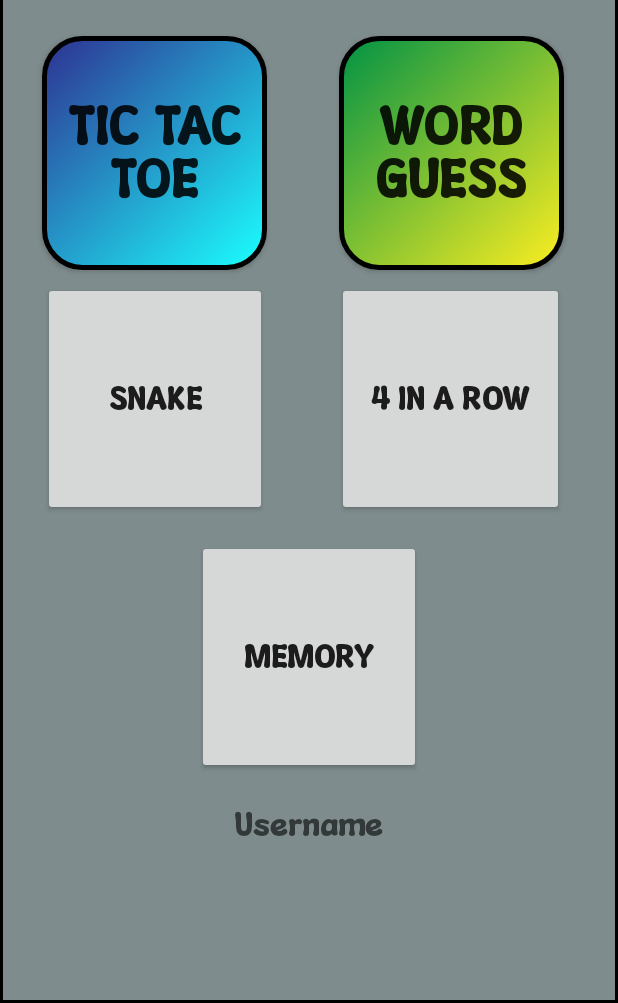
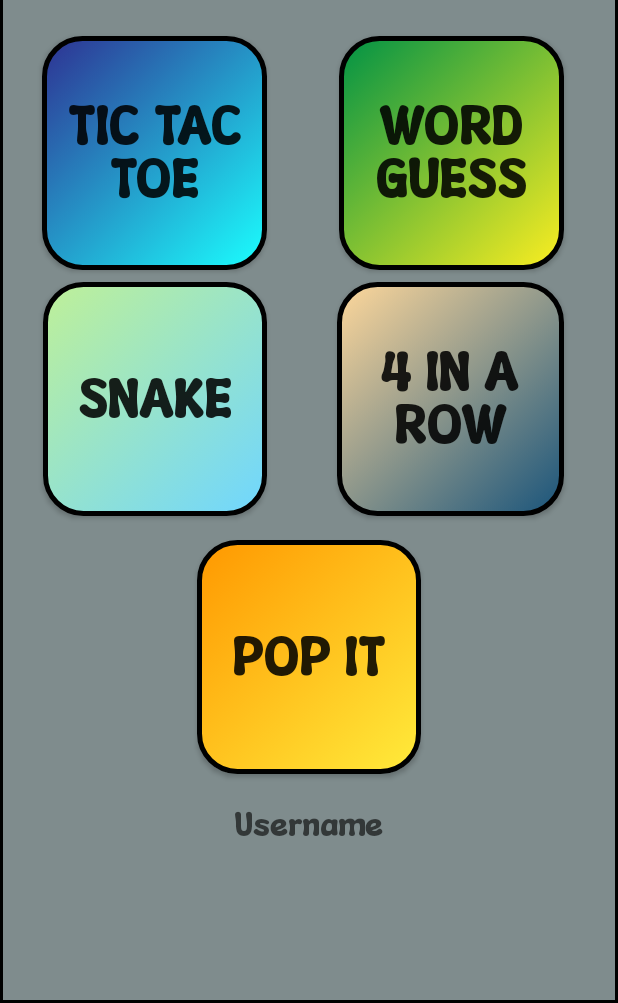
Before and after one commit to armanvalenzuela/minigamecollection.github.io, an Android app: the layout game_list.xml on its own in the app's theme, with its tools: preview values and no code run, on a phone screen of 412 x 824 dp, the part 233-1236 px from its top. Run offline under Robolectric (Android 15) with nearby library versions, the phone set to English and light mode, and no system bars.

Commit message:
Mini Game Collection

```diff
--- /dev/null
+++ b/app/src/main/res/drawable/memory_colorbutton.xml
@@ -0,0 +1,13 @@
+<?xml version="1.0" encoding="utf-8"?>
+<selector xmlns:android="http://schemas.android.com/apk/res/android">
+    <item>
+        <shape android:shape="rectangle">
+            <gradient
+                android:startColor="#ff9800 "
+                android:endColor="#ffeb3b"
+                android:angle="315"/>
+            <corners android:radius="25dp"/>
+            <stroke android:color="@color/black" android:width="3dp"/>
+        </shape>
+    </item>
+</selector>
--- /dev/null
+++ b/app/src/main/res/drawable/row_colorbutton.xml
@@ -0,0 +1,13 @@
+<?xml version="1.0" encoding="utf-8"?>
+<selector xmlns:android="http://schemas.android.com/apk/res/android">
+    <item>
+        <shape android:shape="rectangle">
+            <gradient
+                android:startColor="#ffd89b "
+                android:endColor="#19547b"
+                android:angle="315"/>
+            <corners android:radius="25dp"/>
+            <stroke android:color="@color/black" android:width="3dp"/>
+        </shape>
+    </item>
+</selector>
--- /dev/null
+++ b/app/src/main/res/drawable/snake_colorbutton.xml
@@ -0,0 +1,13 @@
+<?xml version="1.0" encoding="utf-8"?>
+<selector xmlns:android="http://schemas.android.com/apk/res/android">
+    <item>
+        <shape android:shape="rectangle">
+            <gradient
+                android:startColor="#BFF098 "
+                android:endColor="#6FD6FF"
+                android:angle="315"/>
+            <corners android:radius="25dp"/>
+            <stroke android:color="@color/black" android:width="3dp"/>
+        </shape>
+    </item>
+</selector>
--- a/app/src/main/res/layout/activity_main.xml
+++ b/app/src/main/res/layout/activity_main.xml
@@ -2,20 +2,22 @@
     xmlns:app="http://schemas.android.com/apk/res-auto"
     android:layout_width="match_parent"
     android:layout_height="match_parent"
-    android:background="@drawable/gradient"
+    android:background="@drawable/gamelist_color"
     android:orientation="vertical"
     android:layout_centerInParent="true"
+
     android:padding="16dp">
 
     <TextView
         android:id="@+id/textView"
-        android:layout_width="wrap_content"
+        android:layout_width="match_parent"
         android:layout_height="wrap_content"
         android:baselineAligned="false"
         android:fontFamily="@font/cheese"
         android:text="@string/mini_game_collection"
         android:textAlignment="center"
-        android:textColor="#f3e5ab"
+        android:textColor="@color/black"
+        android:background="@drawable/wordguess_colorbutton"
         android:textSize="35sp"
         android:textStyle="bold"
         app:layout_constraintBottom_toTopOf="@+id/usernameEditText"
@@ -31,14 +33,15 @@
         android:layout_height="wrap_content"
         android:layout_marginTop="248dp"
         android:autofillHints=""
-        android:backgroundTint="@color/white"
+
         android:fontFamily="@font/cheese"
         android:hint="@string/username"
+        android:background="@drawable/row_colorbutton"
         android:inputType="textPersonName"
         android:minHeight="48dp"
         android:textAlignment="center"
-        android:textColor="@color/white"
-        android:textColorHint="#90CAF9"
+        android:textColor="@color/black"
+        android:textColorHint="@color/black"
         android:textSize="21sp"
         app:layout_constraintBottom_toTopOf="@+id/saveButton"
         app:layout_constraintEnd_toEndOf="parent"
@@ -53,7 +56,7 @@
         android:layout_height="50dp"
         android:layout_marginStart="121dp"
         android:layout_marginEnd="124dp"
-        android:backgroundTint="#D58936"
+        android:background="@drawable/snake_colorbutton"
         android:fontFamily="@font/cheese"
         android:text="Enter"
         android:textSize="21sp"
--- a/app/src/main/res/layout/game_list.xml
+++ b/app/src/main/res/layout/game_list.xml
@@ -14,8 +14,9 @@
         android:layout_height="156dp"
         android:layout_marginTop="360dp"
         android:fontFamily="@font/cheese"
-        android:text="MEMORY"
-        android:textSize="21sp"
+        android:text="POP IT"
+        android:textSize="35sp"
+        android:background="@drawable/memory_colorbutton"
         app:layout_constraintEnd_toEndOf="parent"
         app:layout_constraintStart_toStartOf="parent"
         app:layout_constraintTop_toBottomOf="@+id/gametitle" />
@@ -28,7 +29,8 @@
         android:layout_marginTop="8dp"
         android:fontFamily="@font/cheese"
         android:text="SNAKE"
-        android:textSize="21sp"
+        android:background="@drawable/snake_colorbutton"
+        android:textSize="35sp"
         app:layout_constraintEnd_toStartOf="@+id/fourinrowButton"
         app:layout_constraintHorizontal_bias="0.017"
         app:layout_constraintStart_toStartOf="parent"
@@ -90,7 +92,8 @@
         android:layout_marginEnd="36dp"
         android:fontFamily="@font/cheese"
         android:text="4 IN A ROW"
-        android:textSize="21sp"
+        android:background="@drawable/row_colorbutton"
+        android:textSize="35sp"
         app:layout_constraintEnd_toEndOf="parent"
         app:layout_constraintTop_toBottomOf="@+id/wordguessButton" />
 
--- a/app/src/main/res/layout/tic_tac_toe.xml
+++ b/app/src/main/res/layout/tic_tac_toe.xml
@@ -5,6 +5,7 @@
     android:id="@+id/main"
     android:layout_width="match_parent"
     android:layout_height="match_parent"
+    android:background="#00e5ff"
     tools:context=".TicTacToe">
 
 
--- a/app/src/main/res/layout/word_guess.xml
+++ b/app/src/main/res/layout/word_guess.xml
@@ -4,6 +4,7 @@
     android:layout_height="match_parent"
     android:orientation="vertical"
     android:padding="16dp"
+    android:background="#cddc39"
     android:gravity="center">
 
     <TextView
```
